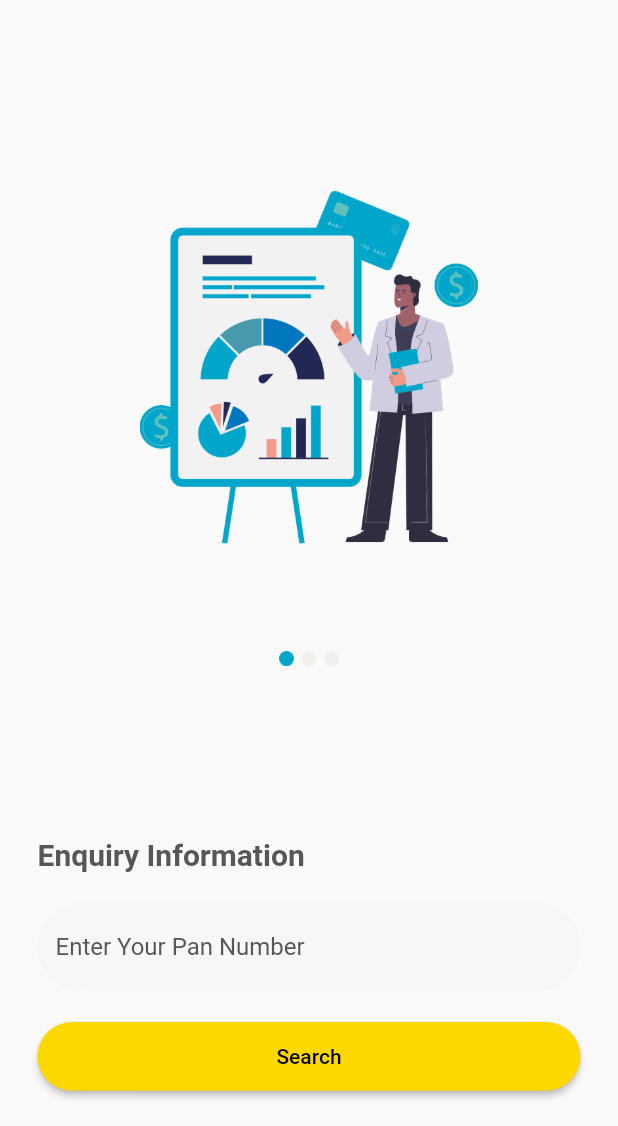
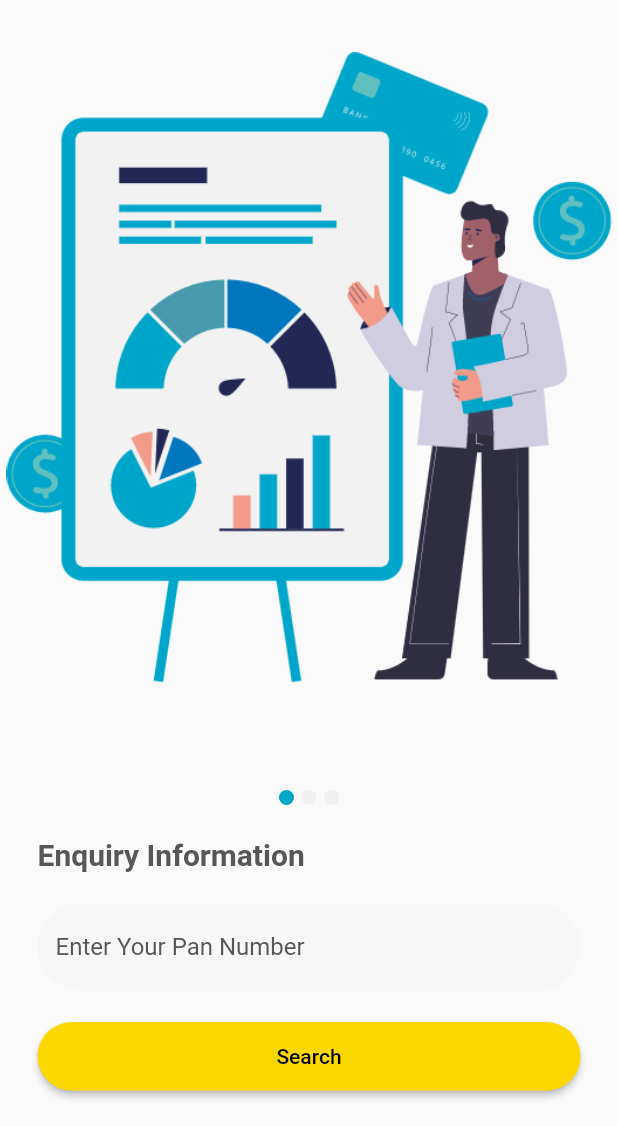
Before and after one commit to ankitch29/flutter_poc, a Flutter app: the screen it shows after launch, on a phone screen of 412 x 824 dp, the part 110-1236 px from its top. Run offline on Flutter 3.47's test engine with Material 2 defaults, Android fonts, the phone set to English and light mode, and no system bars; our stand-ins replace get.

Commit message:
made search screen as web responsive.

```diff
--- a/lib/screens/enquiry_information/ui/enquiry_information_page.dart
+++ b/lib/screens/enquiry_information/ui/enquiry_information_page.dart
@@ -2,6 +2,7 @@ import 'package:flutter/material.dart';
 import 'package:flutter_poc/screens/enquiry_information/controller/enquiry_information_controller.dart';
 import 'package:flutter_poc/utils/constants.dart';
 import 'package:flutter_poc/utils/ui/image_slider/simple_slider.dart';
+import 'package:flutter_poc/utils/ui/responsive.dart';
 
 class EnquiryInformation extends StatelessWidget {
   EnquiryInformation({Key? key}) : super(key: key);
@@ -34,6 +35,11 @@ class EnquiryInformation extends StatelessWidget {
                 padding: const EdgeInsets.only(left: 25, right: 25, bottom: 10),
                 child: Align(
                   alignment: Alignment.center,
+                  child: SizedBox(
+                    width: (Responsive.isDesktop(context) ||
+                            Responsive.isTablet(context))
+                        ? size.width / 3
+                        : double.maxFinite,
                     child: Column(
                       crossAxisAlignment: CrossAxisAlignment.start,
                       mainAxisSize: MainAxisSize.min,
@@ -83,6 +89,7 @@ class EnquiryInformation extends StatelessWidget {
                   ),
                 ),
               ),
+            ),
           ],
         ),
       ),
--- a/lib/utils/ui/image_slider/simple_slider.dart
+++ b/lib/utils/ui/image_slider/simple_slider.dart
@@ -60,8 +60,7 @@ class ImageSliderWidgetState extends State<ImageSliderWidget>
   }
 
   Widget _buildPagerViewSlider() {
-    return SizedBox(
-      height: simpleSliderController.imageHeight,
+    return Expanded(
       child: PageView.builder(
         controller: simpleSliderController.pageController,
         itemCount: simpleSliderController.pages.length,
@@ -92,6 +91,7 @@ class ImageSliderWidgetState extends State<ImageSliderWidget>
   }
 
   Widget _buildImagePageItem(String imgUrl) {
+    print(simpleSliderController.imageHeight);
     return Padding(
       padding: const EdgeInsets.only(right: 1, left: 1),
       child: Image.asset(imgUrl,
```
Also changed, not shown: lib/utils/ui/responsive.dart (added, +47 -0 lines), 20 other files. Lines whose indentation alone changed are shown as unchanged.
